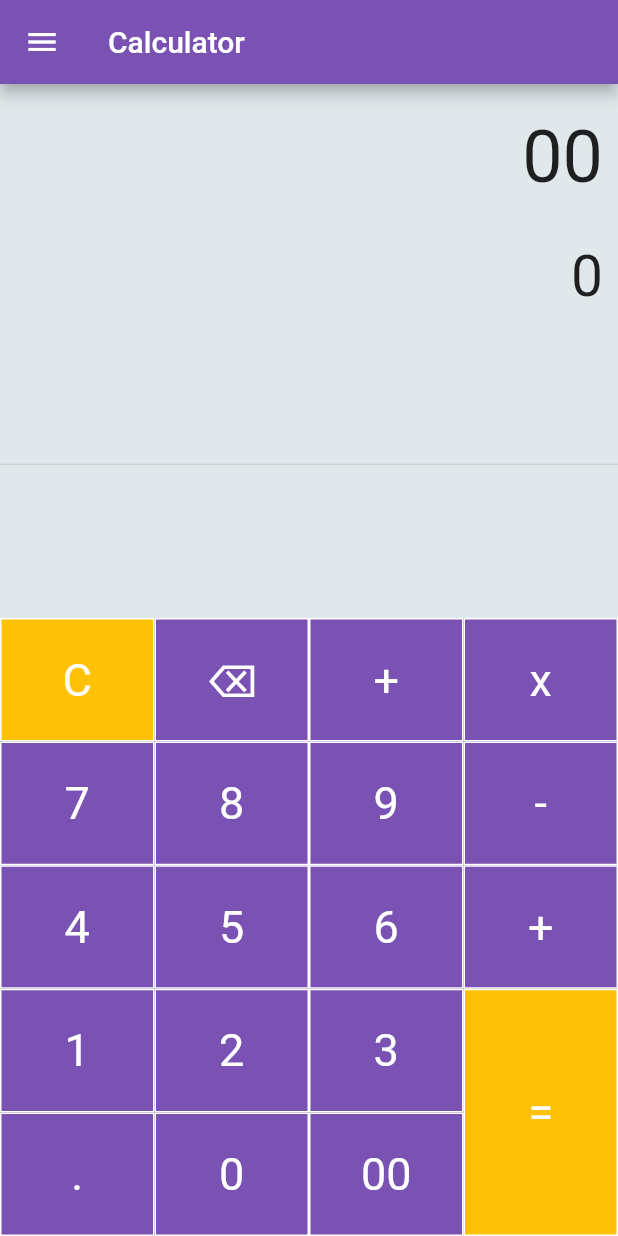
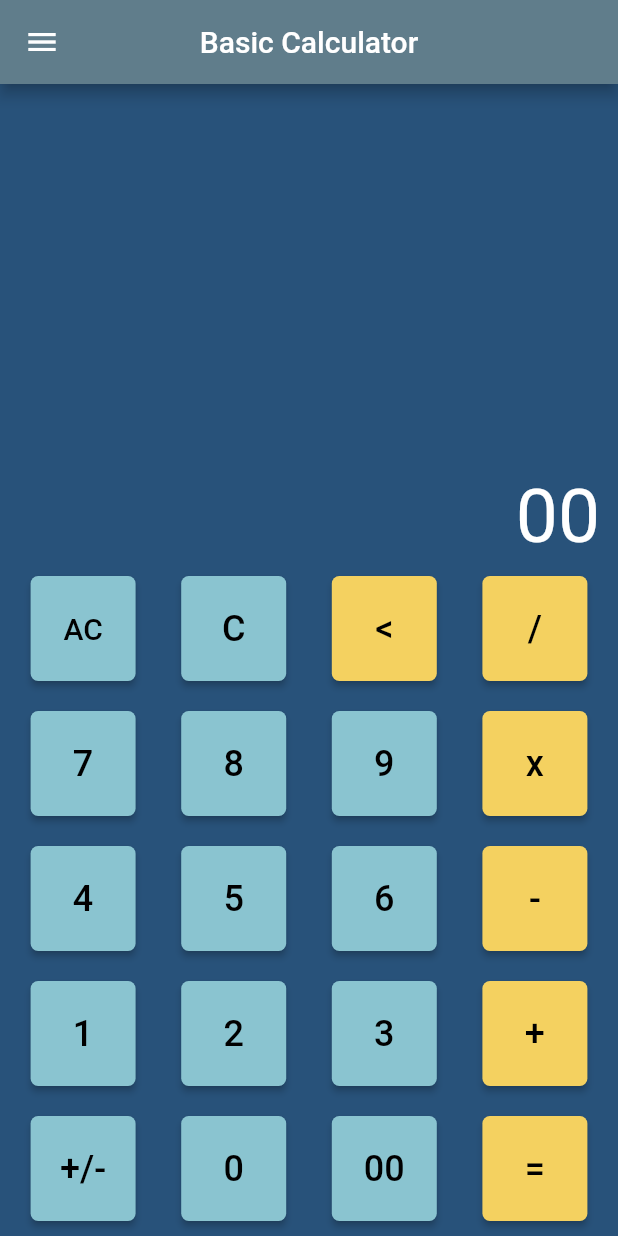
Before and after one commit to viniciusmilan8/IntroAoFlutter-master, a Flutter app: the screen it shows after launch, after a tap on "Login", after a tap on "00", on a phone screen of 412 x 824 dp. Run offline on Flutter 3.47's test engine with Material 2 defaults, Android fonts, the phone set to English and light mode, and no system bars.

Commit message:
2023-10-22 - Alteração Calculadora

```diff
--- /dev/null
+++ b/lib/app/componentes/custom_button.dart
@@ -0,0 +1,53 @@
+import 'package:flutter/material.dart';
+
+class CustomButton extends StatelessWidget {
+  final String text;
+  final int fillColor;
+  final int textColor;
+  final double textSize;
+  final Function? callback;
+
+  const CustomButton({
+    super.key,
+    required this.text,
+    required this.fillColor,
+    required this.textColor,
+    required this.textSize,
+    required this.callback,
+  });
+
+  @override
+  Widget build(BuildContext context) {
+    return Container(
+      margin: const EdgeInsets.all(10),
+      child: SizedBox(
+        width: 70,
+        height: 70,
+        child: ElevatedButton(
+          style: ButtonStyle(
+            backgroundColor: MaterialStateProperty.all(
+              Color(fillColor),
+            ),
+            shape: MaterialStateProperty.all(
+              RoundedRectangleBorder(
+                borderRadius: BorderRadius.circular(5),
+              ),
+            ),
+          ),
+          onPressed: () {
+            callback!(text);
+          },
+          child: Text(
+            text,
+            style: TextStyle(
+              fontSize: textSize,
+              color: Color(textColor),
+            ),
+          ),
+        ),
+      ),
+    );
+  }
+}
+
+// const Color(0xFF8ac4d0),
--- a/lib/app/home.dart
+++ b/lib/app/home.dart
@@ -1,5 +1,5 @@
 import 'package:flutter/material.dart';
-import 'package:math_expressions/math_expressions.dart';
+import 'package:novoprojeto/app/componentes/custom_button.dart';
 import 'componentes/menu.dart';
 
 class ActivityPage extends StatefulWidget {
@@ -10,165 +10,336 @@ class ActivityPage extends StatefulWidget {
 }
 
 class _ActivityPageState extends State<ActivityPage> {
-  String result = "0";
-  String equation = "0";
-  String expression = "";
-  double equationSize = 38.0;
-  double resultSize = 48.0;
+    String history = '';
+    String textToDisplay = '';
+    String? res;
+    String? operation;
+    String? prevOperator;
+    var firstNum;
+    var secondNum;
 
-  void buttonPressed(String buttonText) {
-    setState(() {
-      if (buttonText == "C") {
-        equation = "0";
-        result = "0";
-        equationSize = 38.0;
-        resultSize = 48.0;
-      } else if (buttonText == "⌫") {
-        equationSize = 48.0;
-        resultSize = 38.0;
-        equation = equation.substring(0, equation.length - 1);
-        if (equation == "") {
-          equation = "0";
+  void btnOnClick(String btnVal) {
+    if (btnVal == "C") {
+      textToDisplay = "";
+      res = '';
+      operation = '';
+    } else if (btnVal == "AC") {
+      textToDisplay = "";
+      res = '';
+      operation = '';
+      history = "";
+      prevOperator = '';
+    } else if (btnVal == "+/-") {
+      if (textToDisplay != '') {
+        if (textToDisplay[0] != '-') {
+          textToDisplay = '-' + textToDisplay;
+        } else {
+          textToDisplay = textToDisplay.substring(1);
         }
-      } else if (buttonText == "=") {
-        equationSize = 38.0;
-        resultSize = 48.0;
-
-        expression = equation;
-        expression = expression.replaceAll('×', '*');
-        expression = expression.replaceAll('÷', '/');
-
-        try {
-          Parser p = Parser();
-          Expression exp = p.parse(expression);
-
-          ContextModel cm = ContextModel();
-          result = '${exp.evaluate(EvaluationType.REAL, cm)}';
-        } catch (e) {
-          result = "Error";
+      }
+    } else if (btnVal == "<") {
+      if (textToDisplay.isNotEmpty) {
+        textToDisplay = textToDisplay.substring(0, textToDisplay.length - 1);
+      }
+    } else if (btnVal == "+" ||
+        btnVal == "-" ||
+        btnVal == "x" ||
+        btnVal == "/") {
+      if (prevOperator != '') {
+        prevOperator = '';
+        if (textToDisplay.isNotEmpty) {
+          operation = btnVal;
+          textToDisplay += btnVal;
+        }
+      } else if (textToDisplay.isNotEmpty) {
+        prevOperator = btnVal;
+        operation = '';
+        textToDisplay += btnVal;
+      }
+    } else if (btnVal == "=") {
+      if (textToDisplay.isNotEmpty && prevOperator != '') {
+        List<String> parts = textToDisplay.split(prevOperator!);
+        if (parts.length == 2) {
+          double num1 = double.parse(parts[0]);
+          double num2 = double.parse(parts[1]);
+          double result;
+          if (prevOperator == "+") {
+            result = num1 + num2;
+          } else if (prevOperator == "-") {
+            result = num1 - num2;
+          } else if (prevOperator == "x") {
+            result = num1 * num2;
+          } else if (prevOperator == "/") {
+            if (num2 != 0) {
+              result = num1 / num2;
+            } else {
+              result = 0.0; // You can handle division by zero as you like.
             }
           } else {
-        equationSize = 48.0;
-        resultSize = 38.0;
-        if (equation == "0") {
-          equation = buttonText;
-        } else {
-          equation = equation + buttonText;
+            result = 0.0;
+          }
+          textToDisplay = result.toString();
+          history = '$num1 $prevOperator $num2';
         }
       }
-    });
+    } else {
+      textToDisplay += btnVal;
     }
 
-  Widget buildButton(String buttonText, double buttonHeight, Color buttonColor) {
-    return Container(
-      height: MediaQuery.of(context).size.height * 0.1 * buttonHeight,
-      color: buttonColor,
-      child: TextButton(
-        style: TextButton.styleFrom(
-          shape: RoundedRectangleBorder(
-            borderRadius: BorderRadius.circular(0.0),
-            side: BorderSide(
-              color: Colors.white,
-              width: 1,
-              style: BorderStyle.solid,
+    setState(() {});
+  }
+
+  void calculateResult() {
+    if (firstNum != null && secondNum != null && operation != null) {
+      double result;
+      switch (operation) {
+        case "+":
+          result = firstNum + secondNum;
+          break;
+        case "-":
+          result = firstNum - secondNum;
+          break;
+        case "x":
+          result = firstNum * secondNum;
+          break;
+        case "/":
+          if (secondNum != 0) {
+            result = firstNum / secondNum;
+          } else {
+            result = 0.0; // Lidar com divisão por zero
+          }
+          break;
+        default:
+          result = 0.0;
+      }
+      textToDisplay = result.toString();
+      history = '$firstNum $operation $secondNum';
+      firstNum = result;
+      secondNum = null;
+      operation = null;
+      res = '';
+    }
+  }
+
+  @override
+  Widget build(BuildContext context) {
+    return MaterialApp(
+      title: 'Basic Calculator',
+      debugShowCheckedModeBanner: false,
+      theme: ThemeData(
+        primarySwatch: Colors.blueGrey,
+      ),
+      home: Scaffold(
+        drawer: Menu(context),
+        backgroundColor: const Color(0xFF28527a),
+        appBar: AppBar(
+          title: const Text('Basic Calculator'),
+          centerTitle: true,
+        ),
+        body: Container(
+          child: Column(
+            mainAxisAlignment: MainAxisAlignment.end,
+            children: [
+              Container(
+                alignment: Alignment.centerRight,
+                child: Padding(
+                  padding: const EdgeInsets.all(12),
+                  child: Text(
+                    history,
+                    style: const TextStyle(
+                      fontSize: 30,
+                      color: Color(0x66fffffff),
                     ),
                   ),
-          padding: EdgeInsets.all(16.0),
                 ),
-        onPressed: () => buttonPressed(buttonText),
+              ),
+              Container(
+                alignment: Alignment.centerRight,
+                child: Padding(
+                  padding: const EdgeInsets.only(right: 12),
                   child: Text(
-          buttonText,
-          style: TextStyle(
-            fontSize: 30.0,
-            fontWeight: FontWeight.normal,
+                    textToDisplay,
+                    style: const TextStyle(
+                      fontSize: 50,
                       color: Colors.white,
+                    ),
+                  ),
+                ),
+              ),
+              // Primeira linha de botões
+              Row(
+                mainAxisAlignment: MainAxisAlignment.spaceEvenly,
+                children: [
+                  CustomButton(
+                    text: 'AC',
+                    fillColor: 0xFF8ac4d0,
+                    textColor: 0xFF000000,
+                    textSize: 20,
+                    callback: btnOnClick,
+                  ),
+                  CustomButton(
+                    text: 'C',
+                    fillColor: 0xFF8ac4d0,
+                    textColor: 0xFF000000,
+                    textSize: 24,
+                    callback: btnOnClick,
+                  ),
+                  CustomButton(
+                    text: '<',
+                    fillColor: 0xFFf4d160,
+                    textColor: 0xFF000000,
+                    textSize: 24,
+                    callback: btnOnClick,
+                  ),
+                  CustomButton(
+                    text: '/',
+                    fillColor: 0xFFf4d160,
+                    textColor: 0xFF000000,
+                    textSize: 24,
+                    callback: btnOnClick,
+                  ),
+                ],
+              ),
+              // Segunda linha de botões
+              Row(
+                mainAxisAlignment: MainAxisAlignment.spaceEvenly,
+                children: [
+                  CustomButton(
+                    text: '7',
+                    fillColor: 0xFF8ac4d0,
+                    textColor: 0xFF000000,
+                    textSize: 24,
+                    callback: btnOnClick,
+                  ),
+                  CustomButton(
+                    text: '8',
+                    fillColor: 0xFF8ac4d0,
+                    textColor: 0xFF000000,
+                    textSize: 24,
+                    callback: btnOnClick,
+                  ),
+                  CustomButton(
+                    text: '9',
+                    fillColor: 0xFF8ac4d0,
+                    textColor: 0xFF000000,
+                    textSize: 24,
+                    callback: btnOnClick,
+                  ),
+                  CustomButton(
+                    text: 'x',
+                    fillColor: 0xFFf4d160,
+                    textColor: 0xFF000000,
+                    textSize: 24,
+                    callback: btnOnClick,
+                  ),
+                ],
+              ),
+              // Terceira linha de botões
+              Row(
+                mainAxisAlignment: MainAxisAlignment.spaceEvenly,
+                children: [
+                  CustomButton(
+                    text: '4',
+                    fillColor: 0xFF8ac4d0,
+                    textColor: 0xFF000000,
+                    textSize: 24,
+                    callback: btnOnClick,
+                  ),
+                  CustomButton(
+                    text: '5',
+                    fillColor: 0xFF8ac4d0,
+                    textColor: 0xFF000000,
+                    textSize: 24,
+                    callback: btnOnClick,
+                  ),
+                  CustomButton(
+                    text: '6',
+                    fillColor: 0xFF8ac4d0,
+                    textColor: 0xFF000000,
+                    textSize: 24,
+                    callback: btnOnClick,
+                  ),
+                  CustomButton(
+                    text: '-',
+                    fillColor: 0xFFf4d160,
+                    textColor: 0xFF000000,
+                    textSize: 24,
+                    callback: btnOnClick,
+                  ),
+                ],
+              ),
+              // Quarta linha de botões
+              Row(
+                mainAxisAlignment: MainAxisAlignment.spaceEvenly,
+                children: [
+                  CustomButton(
+                    text: '1',
+                    fillColor: 0xFF8ac4d0,
+                    textColor: 0xFF000000,
+                    textSize: 24,
+                    callback: btnOnClick,
+                  ),
+                  CustomButton(
+                    text: '2',
+                    fillColor: 0xFF8ac4d0,
+                    textColor: 0xFF000000,
+                    textSize: 24,
+                    callback: btnOnClick,
+                  ),
+                  CustomButton(
+                    text: '3',
+                    fillColor: 0xFF8ac4d0,
+                    textColor: 0xFF000000,
+                    textSize: 24,
+                    callback: btnOnClick,
+                  ),
+                  CustomButton(
+                    text: '+',
+                    fillColor: 0xFFf4d160,
+                    textColor: 0xFF000000,
+                    textSize: 24,
+                    callback: btnOnClick,
+                  ),
+                ],
+              ),
+              // Quinta linha de botões
+              Row(
+                mainAxisAlignment: MainAxisAlignment.spaceEvenly,
+                children: [
+                  CustomButton(
+                    text: '+/-',
+                    fillColor: 0xFF8ac4d0,
+                    textColor: 0xFF000000,
+                    textSize: 24,
+                    callback: btnOnClick,
+                  ),
+                  CustomButton(
+                    text: '0',
+                    fillColor: 0xFF8ac4d0,
+                    textColor: 0xFF000000,
+                    textSize: 24,
+                    callback: btnOnClick,
+                  ),
+                  CustomButton(
+                    text: '00',
+                    fillColor: 0xFF8ac4d0,
+                    textColor: 0xFF000000,
+                    textSize: 24,
+                    callback: btnOnClick,
+                  ),
+                  CustomButton(
+                    text: '=',
+                    fillColor: 0xFFf4d160,
+                    textColor: 0xFF000000,
+                    textSize: 24,
+                    callback: btnOnClick,
+                  ),
+                ],
+              ),
+            ],
           ),
         ),
       ),
     );
   }
-
-  @override
-  Widget build(BuildContext context) {
-    return Scaffold(
-      drawer:
-      Menu(context),
-      backgroundColor: Color(0xffE1E8EB),
-      appBar: AppBar(
-        title: Text("Calculator"),
-        backgroundColor: Color(0xff7952B3),
-      ),
-      body: Column(
-        children: <Widget>[
-          Container(
-            alignment: Alignment.centerRight,
-            padding: EdgeInsets.fromLTRB(10, 20, 10, 0),
-            child: Text(equation, style: TextStyle(fontSize: equationSize)),
-          ),
-          Container(
-            alignment: Alignment.centerRight,
-            padding: EdgeInsets.fromLTRB(10, 30, 10, 0),
-            child: Text(result, style: TextStyle(fontSize: resultSize)),
-          ),
-          Expanded(child: Divider()),
-          Row(
-            mainAxisAlignment: MainAxisAlignment.center,
-            children: <Widget>[
-              Container(
-                width: MediaQuery.of(context).size.width * .75,
-                child: Table(
-                  children: [
-                    TableRow(children: [
-                      buildButton("C", 1, Color(0xffFFC107)),
-                      buildButton("⌫", 1, Color(0xff7952B3)),
-                      buildButton("+", 1, Color(0xff7952B3)),
-                    ]),
-                    TableRow(children: [
-                      buildButton("7", 1, Color(0xff7952B3)),
-                      buildButton("8", 1, Color(0xff7952B3)),
-                      buildButton("9", 1, Color(0xff7952B3)),
-                    ]),
-                    TableRow(children: [
-                      buildButton("4", 1, Color(0xff7952B3)),
-                      buildButton("5", 1, Color(0xff7952B3)),
-                      buildButton("6", 1, Color(0xff7952B3)),
-                    ]),
-                    TableRow(children: [
-                      buildButton("1", 1, Color(0xff7952B3)),
-                      buildButton("2", 1, Color(0xff7952B3)),
-                      buildButton("3", 1, Color(0xff7952B3)),
-                    ]),
-                    TableRow(children: [
-                      buildButton(".", 1, Color(0xff7952B3)),
-                      buildButton("0", 1, Color(0xff7952B3)),
-                      buildButton("00", 1, Color(0xff7952B3)),
-                    ]),
-                  ],
-                ),
-              ),
-              Container(
-                width: MediaQuery.of(context).size.width * 0.25,
-                child: Table(
-                  children: [
-                    TableRow(children: [
-                      buildButton("x", 1, Color(0xff7952B3)),
-                    ]),
-                    TableRow(children: [
-                      buildButton("-", 1, Color(0xff7952B3)),
-                    ]),
-                    TableRow(children: [
-                      buildButton("+", 1, Color(0xff7952B3)),
-                    ]),
-                    TableRow(children: [
-                      buildButton("=", 2, Color(0xffFFC107)),
-                    ]),
-                  ],
-                ),
-              ),
-            ],
-          ),
-        ],
-      ),
-    );
 }
-}
--- a/lib/app/segunda_tela.dart
+++ b/lib/app/segunda_tela.dart
@@ -25,13 +25,6 @@ class _SegundaTelaState extends State<SegundaTela> {
           mainAxisAlignment: MainAxisAlignment.center,
           children: <Widget>[
             Image.asset('assets/images/CanetaAzul.jfif'),
-            Image.asset('assets/images/CanetaAzul.jfif'),
-            Image.asset('assets/images/CanetaAzul.jfif'),
-            Image.asset('assets/images/CanetaAzul.jfif'),
-            Image.asset('assets/images/CanetaAzul.jfif'),
-            Image.asset('assets/images/CanetaAzul.jfif'),
-            Image.asset('assets/images/CanetaAzul.jfif'),
-            Image.asset('assets/images/CanetaAzul.jfif'),
           ],
         ),
       ),
--- a/lib/app/tela_cadastro.dart
+++ b/lib/app/tela_cadastro.dart
@@ -56,15 +56,18 @@ class _CadastroPageState extends State<CadastroPage> {
               obscureText: true,
             ),
             const SizedBox(height: 16.0),
-            ElevatedButton(
-              onPressed: _cadastrar,
-              child: const Text('Cadastrar'),
-            ),
+              MaterialButton(
+                onPressed: _cadastrar, // Direciona para a tela Home
+                color: Colors.teal,
+                textColor: Colors.white,
+                splashColor: Colors.redAccent,
+                child: const Text("Cadastrar"),
+              ),
             const SizedBox(height: 16.0),
             if (_dadosCadastrados != null)
               Text(
                 'Dados Cadastrados:\n$_dadosCadastrados',
-                style: Theme.of(context).textTheme.headline6,
+                style: Theme.of(context).textTheme.titleLarge,
               ),
           ],
         ),
```
Also changed, not shown: IntroAoFlutter-master/pubspec.lock (added), 1 other file. Lines whose indentation alone changed are shown as unchanged.
